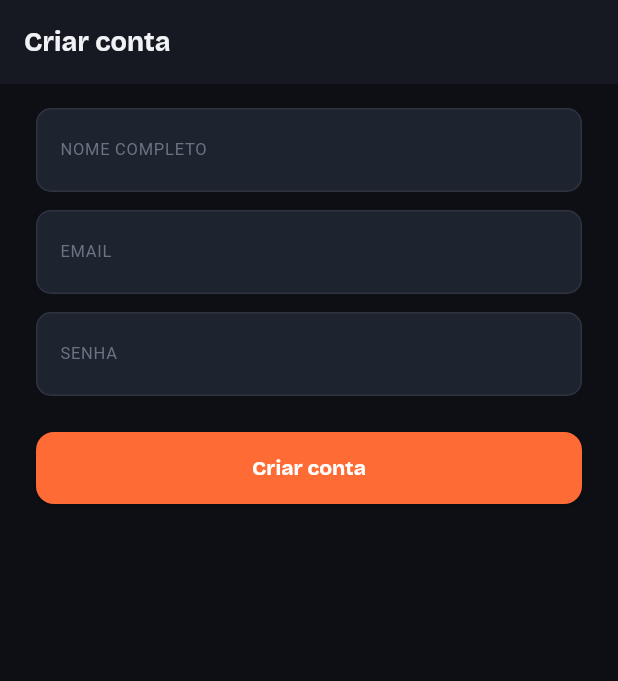
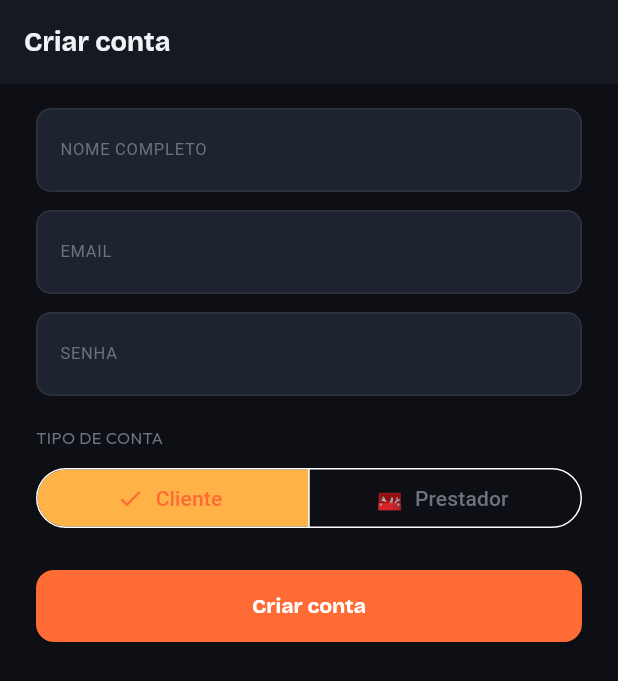
Before and after one commit to VitorCostaVianna/tp_lab_pointdog, a Flutter app: the RegisterScreen screen opened by its route, on a phone screen of 412 x 824 dp. Shown: the top 681 px of the screen. Run offline on Flutter 3.47's test engine with Material 3 defaults, Android fonts, the light colour scheme and no system bars; our stand-ins replace dio, go_router, google_fonts, shared_preferences; accounts and stored records are empty.

Commit message:
feat(register): add CLIENTE/PRESTADOR role toggle

```diff
--- a/client/lib/screens/auth/register_screen.dart
+++ b/client/lib/screens/auth/register_screen.dart
@@ -15,6 +15,7 @@ class _RegisterScreenState extends State<RegisterScreen> {
   final _emailCtrl = TextEditingController();
   final _passwordCtrl = TextEditingController();
   final _form = GlobalKey<FormState>();
+  String _role = 'CLIENTE';
 
   @override
   void dispose() {
@@ -31,6 +32,7 @@ class _RegisterScreenState extends State<RegisterScreen> {
       _nameCtrl.text.trim(),
       _emailCtrl.text.trim(),
       _passwordCtrl.text,
+      role: _role,
     );
     if (ok && mounted) {
       ScaffoldMessenger.of(context).showSnackBar(
@@ -87,6 +89,45 @@ class _RegisterScreenState extends State<RegisterScreen> {
                       ? 'Mínimo 6 caracteres'
                       : null,
                 ),
+                const SizedBox(height: 20),
+                Align(
+                  alignment: Alignment.centerLeft,
+                  child: Text(
+                    'TIPO DE CONTA',
+                    style: const TextStyle(
+                      color: AppTheme.textMuted,
+                      fontSize: 11,
+                    ),
+                  ),
+                ),
+                const SizedBox(height: 8),
+                SizedBox(
+                  width: double.infinity,
+                  child: SegmentedButton<String>(
+                    segments: const [
+                      ButtonSegment(
+                        value: 'CLIENTE',
+                        label: Text('Cliente'),
+                        icon: Text('🐶'),
+                      ),
+                      ButtonSegment(
+                        value: 'PRESTADOR',
+                        label: Text('Prestador'),
+                        icon: Text('🧰'),
+                      ),
+                    ],
+                    selected: {_role},
+                    onSelectionChanged: (sel) =>
+                        setState(() => _role = sel.first),
+                    style: ButtonStyle(
+                      foregroundColor: WidgetStateProperty.resolveWith(
+                        (states) => states.contains(WidgetState.selected)
+                            ? AppTheme.accent
+                            : AppTheme.textMuted,
+                      ),
+                    ),
+                  ),
+                ),
                 const SizedBox(height: 24),
                 loading
                     ? const CircularProgressIndicator(color: AppTheme.accent)
```
